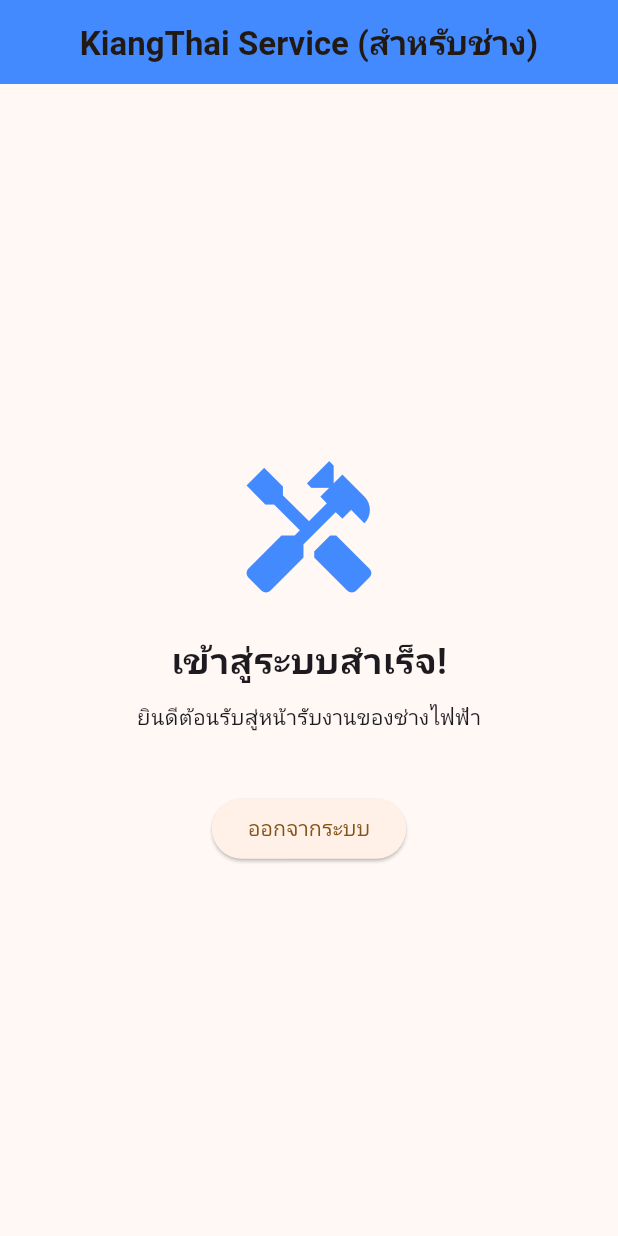
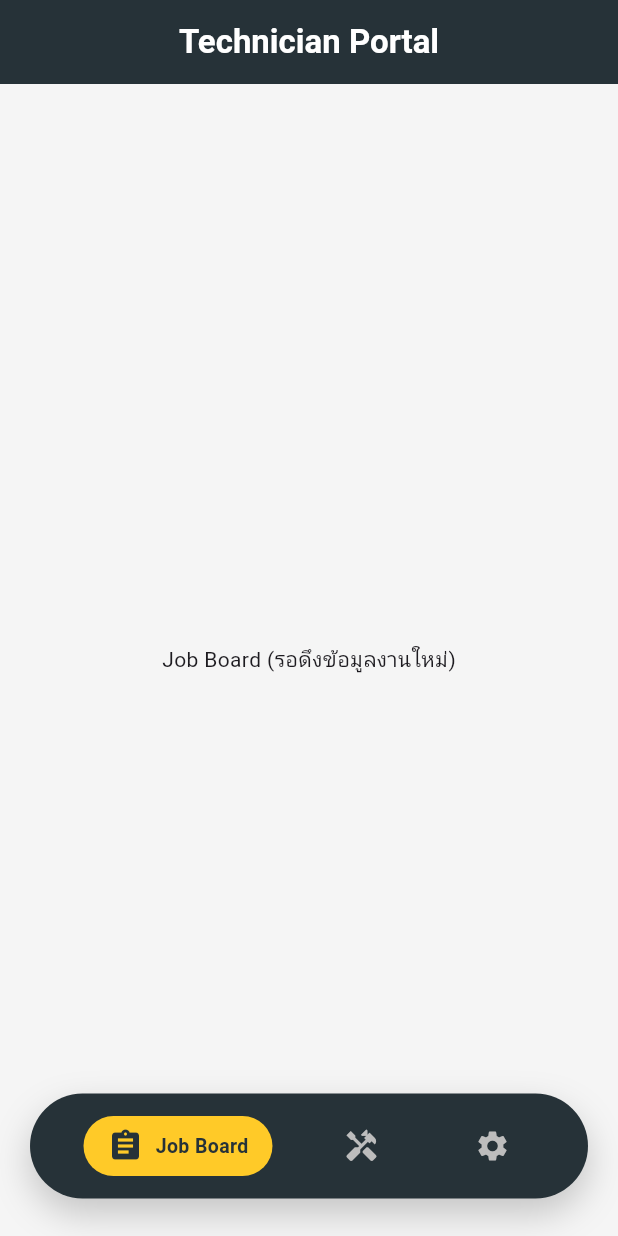
Before and after one commit to TEERAPAT-SUKKASEM/kiangthai_service, a Flutter app: the TechnicianHomePage screen opened directly, on a phone screen of 412 x 824 dp. Run offline on Flutter 3.47's test engine with Material 3 defaults, Android fonts, the phone set to English and light mode, and no system bars; our stand-ins replace google_fonts, image_picker, supabase_flutter; accounts and stored records are empty; Roboto replaces fonts that are missing (Kanit).

Commit message:
Refactor TechnicianHomePage to use StatefulWidget, implement navigation, and enhance UI with a bottom navigation bar

```diff
--- a/lib/features/technician/technician_home.dart
+++ b/lib/features/technician/technician_home.dart
@@ -1,33 +1,110 @@
 import 'package:flutter/material.dart';
 
-class TechnicianHomePage extends StatelessWidget {
+class TechnicianHomePage extends StatefulWidget {
   const TechnicianHomePage({super.key});
+
+  @override
+  State<TechnicianHomePage> createState() => _TechnicianHomePageState();
+}
+
+class _TechnicianHomePageState extends State<TechnicianHomePage> {
+  int _currentNavIndex = 0;
+
+  // 🧠 รายการหน้าต่างทั้งหมดของช่าง
+  final List<Widget> _pages = [
+    const Center(
+      child: Text('Job Board (รอดึงข้อมูลงานใหม่)'),
+    ), // เดี๋ยวเรามาสร้างหน้านี้
+    const Center(
+      child: Text('My Jobs (งานที่กำลังทำ)'),
+    ), // เดี๋ยวเรามาสร้างหน้านี้
+    const Center(
+      child: Text('Settings (ตั้งค่าของช่าง)'),
+    ), // เดี๋ยวเรามาสร้างหน้านี้
+  ];
 
   @override
   Widget build(BuildContext context) {
     return Scaffold(
+      backgroundColor:
+          Colors.grey.shade100, // สีพื้นหลังช่างจะเข้มขึ้นนิดนึงให้ดูดิบๆ
       appBar: AppBar(
         title: const Text(
-          'KiangThai Service (สำหรับช่าง)',
-          style: TextStyle(fontWeight: FontWeight.bold),
+          'Technician Portal',
+          style: TextStyle(color: Colors.white, fontWeight: FontWeight.bold),
         ),
-        backgroundColor: Colors.blueAccent,
+        backgroundColor: Colors.blueGrey.shade900, // ธีมช่างใช้สีเข้มดูโปรฯ
+        elevation: 0,
         centerTitle: true,
       ),
-      body: Center(
-        child: Column(
-          mainAxisAlignment: MainAxisAlignment.center,
+      body: Stack(
+        children: [
+          // 1. เลเยอร์เนื้อหา
+          _pages[_currentNavIndex],
+
+          // 2. เลเยอร์ Floating Bottom Bar
+          Align(
+            alignment: Alignment.bottomCenter,
+            child: Container(
+              margin: const EdgeInsets.only(bottom: 25, left: 20, right: 20),
+              padding: const EdgeInsets.symmetric(vertical: 15, horizontal: 20),
+              decoration: BoxDecoration(
+                color: Colors.blueGrey.shade900, // พื้นหลังบาร์สีเข้ม
+                borderRadius: BorderRadius.circular(40),
+                boxShadow: [
+                  BoxShadow(
+                    color: Colors.black.withOpacity(0.2),
+                    blurRadius: 20,
+                    offset: const Offset(0, 10),
+                  ),
+                ],
+              ),
+              child: Row(
+                mainAxisAlignment: MainAxisAlignment.spaceAround,
+                children: [
+                  _buildNavItem(Icons.assignment, 'Job Board', 0),
+                  _buildNavItem(Icons.handyman, 'My Jobs', 1),
+                  _buildNavItem(Icons.settings, 'Settings', 2),
+                ],
+              ),
+            ),
+          ),
+        ],
+      ),
+    );
+  }
+
+  Widget _buildNavItem(IconData icon, String label, int index) {
+    bool isActive = _currentNavIndex == index;
+    return GestureDetector(
+      onTap: () => setState(() => _currentNavIndex = index),
+      child: AnimatedContainer(
+        duration: const Duration(milliseconds: 200),
+        padding: const EdgeInsets.symmetric(horizontal: 16, vertical: 8),
+        decoration: BoxDecoration(
+          color: isActive
+              ? Colors.amber.shade400
+              : Colors.transparent, // ถ้าเลือก ให้เป็นสีเหลืองช่าง
+          borderRadius: BorderRadius.circular(20),
+        ),
+        child: Row(
           children: [
-            const Icon(Icons.handyman, size: 100, color: Colors.blueAccent),
-            const SizedBox(height: 20),
-            const Text(
-              'เข้าสู่ระบบสำเร็จ!',
-              style: TextStyle(fontSize: 24, fontWeight: FontWeight.bold),
+            Icon(
+              icon,
+              color: isActive ? Colors.blueGrey.shade900 : Colors.grey.shade400,
+              size: 24,
             ),
-            const SizedBox(height: 10),
-            const Text('ยินดีต้อนรับสู่หน้ารับงานของช่างไฟฟ้า'),
-            const SizedBox(height: 40),
-            ElevatedButton(onPressed: () {}, child: const Text('ออกจากระบบ')),
+            if (isActive) ...[
+              const SizedBox(width: 8),
+              Text(
+                label,
+                style: TextStyle(
+                  color: Colors.blueGrey.shade900,
+                  fontWeight: FontWeight.bold,
+                  fontSize: 13,
+                ),
+              ),
+            ],
           ],
         ),
       ),
```
